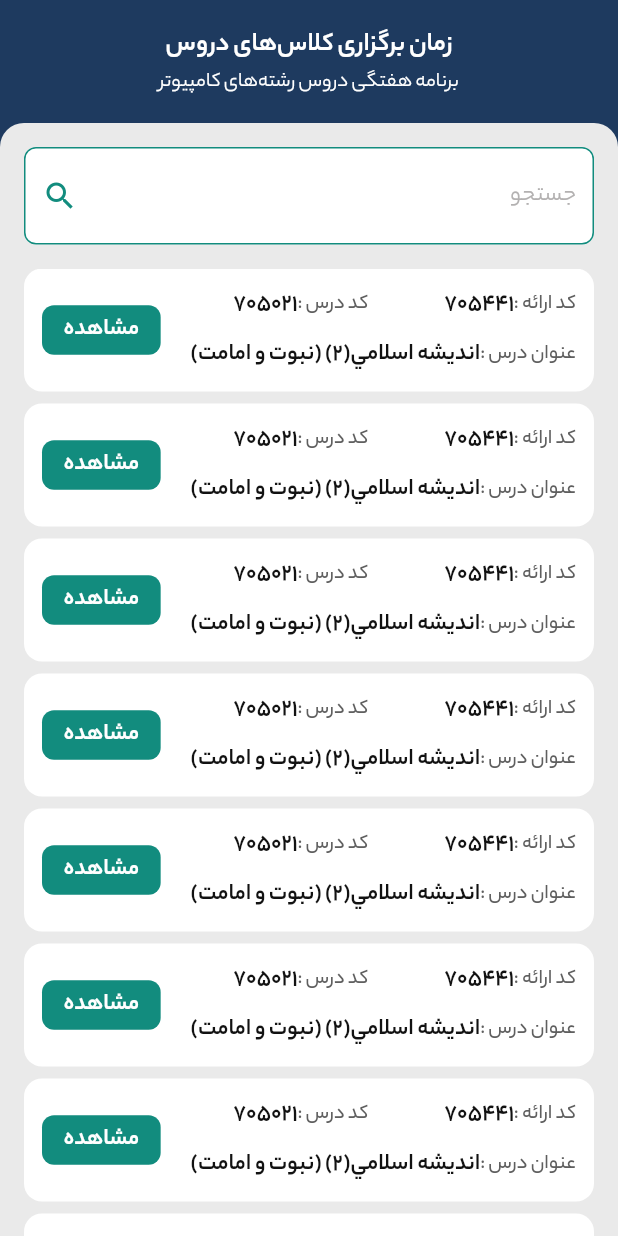
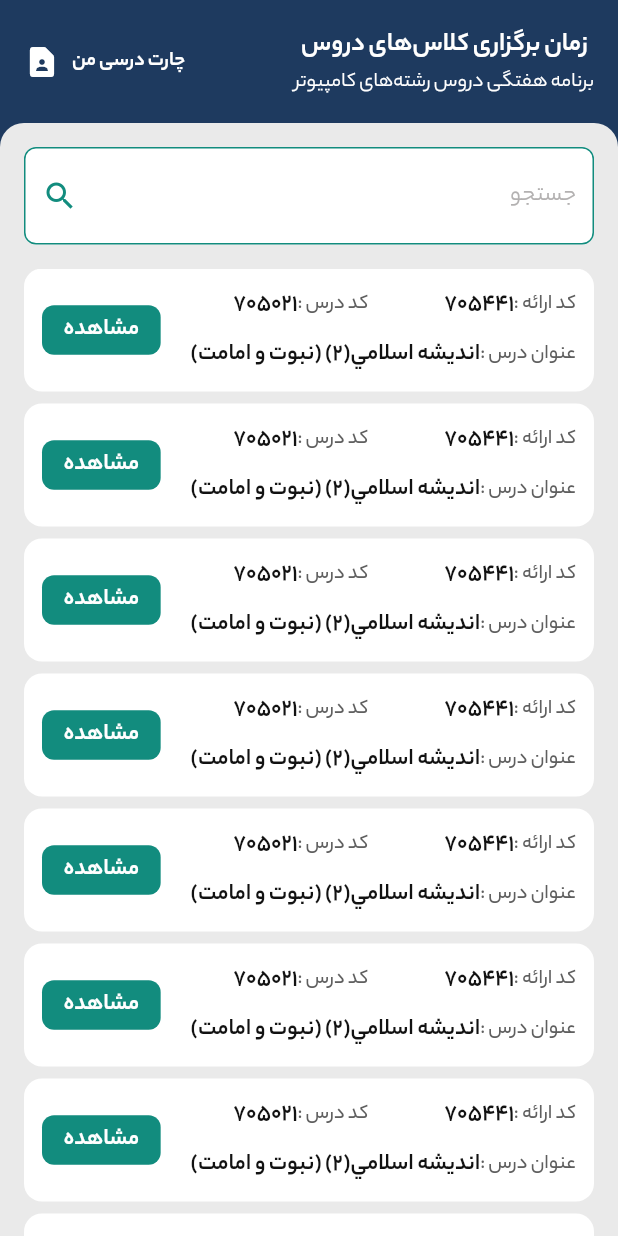
Before and after one commit to HOSEIN8106/mtc, a Flutter app: the LessonChartPage screen opened by its route, on a phone screen of 412 x 824 dp. Run offline on Flutter 3.47's test engine with Material 3 defaults, Android fonts, the phone set to English and light mode, and no system bars; our stand-ins replace get.

Commit message:
feat: create basic of detail lesson chart bottom sheet

```diff
--- a/lib/binding/main_page_binding.dart
+++ b/lib/binding/main_page_binding.dart
@@ -1,5 +1,6 @@
 import 'package:get/get.dart';
 import 'package:mtc/controller/home_page_controller.dart';
+import 'package:mtc/controller/lesson_chart_page_controller.dart';
 import 'package:mtc/controller/main_page_controller.dart';
 import 'package:mtc/controller/splash_page_controller.dart';
 
@@ -12,5 +13,9 @@ class MainPageBinding implements Bindings {
     Get.lazyPut<HomePageController>(() {
       return HomePageController();
     });
+
+    Get.lazyPut<LessonChartPageController>(() {
+      return LessonChartPageController();
+    });
   }
 }
--- a/lib/controller/home_page_controller.dart
+++ b/lib/controller/home_page_controller.dart
@@ -4,6 +4,6 @@ import 'package:mtc/widgets/login_dialog.dart';
 
 class HomePageController extends GetxController {
   void openLoginDialog() {
-    Get.dialog(LoginDialog(), barrierDismissible: false);
+    Get.dialog(LoginDialog());
   }
 }
--- a/lib/pages/lesson_chart_page.dart
+++ b/lib/pages/lesson_chart_page.dart
@@ -1,10 +1,14 @@
 import 'package:flutter/material.dart';
+import 'package:get/get.dart';
+import 'package:mtc/controller/lesson_chart_page_controller.dart';
 import 'package:mtc/mtc_app.dart';
 import 'package:mtc/resource/app_color.dart';
 import 'package:mtc/resource/app_string.dart';
 
 class LessonChartPage extends StatelessWidget {
-  const LessonChartPage({super.key});
+  LessonChartPage({super.key});
+
+  LessonChartPageController controller = Get.find<LessonChartPageController>();
 
   @override
   Widget build(BuildContext context) {
@@ -15,7 +19,10 @@ class LessonChartPage extends StatelessWidget {
           children: [
             Padding(
               padding: EdgeInsets.all(MtcApp.appDimens.mediumSpace),
-              child: Column(
+              child: Row(
+                textDirection: TextDirection.rtl,
+                children: [
+                  Column(
                     textDirection: TextDirection.rtl,
                     crossAxisAlignment: CrossAxisAlignment.center,
                     children: [
@@ -26,7 +33,24 @@ class LessonChartPage extends StatelessWidget {
                         ),
                       ),
                       Center(
-                    child: Text(AppString.weeklyPlanForComputer, style: TextStyle(color: Colors.white, fontSize: MtcApp.appDimens.xRegularFontSize)),
+                        child: Text(
+                          AppString.weeklyPlanForComputer,
+                          style: TextStyle(color: Colors.white, fontSize: MtcApp.appDimens.xRegularFontSize),
+                        ),
+                      ),
+                    ],
+                  ),
+                  Expanded(child: SizedBox()),
+                  Row(
+                    textDirection: TextDirection.rtl,
+                    children: [
+                      Text(
+                        AppString.lessonChartOfMe,
+                        style: TextStyle(color: Colors.white, fontWeight: FontWeight.bold, fontSize: MtcApp.appDimens.xRegularFontSize),
+                      ),
+                      SizedBox(width: MtcApp.appDimens.smallSpace),
+                      Icon(Icons.contact_page_rounded, color: Colors.white),
+                    ],
                   ),
                 ],
               ),
@@ -142,7 +166,7 @@ class LessonChartPage extends StatelessWidget {
                                               ),
                                             ],
                                           ),
-                                          SizedBox(height: MtcApp.appDimens.smallSpace,),
+                                          SizedBox(height: MtcApp.appDimens.smallSpace),
                                           Row(
                                             textDirection: TextDirection.rtl,
                                             children: [
@@ -169,23 +193,35 @@ class LessonChartPage extends StatelessWidget {
                                                 ),
                                               ),
                                             ],
-                                          )
+                                          ),
                                         ],
                                       ),
                                     ),
                                     Expanded(
                                       flex: 2,
+                                      child: GestureDetector(
+                                        onTap: () {
+                                          controller.openDetailLessonChartBottomSheet();
+                                        },
                                         child: Container(
-                                        padding: EdgeInsets.symmetric(horizontal: MtcApp.appDimens.xSmallSpace, vertical: MtcApp.appDimens.tinySpace),
+                                          padding: EdgeInsets.symmetric(
+                                            horizontal: MtcApp.appDimens.xSmallSpace,
+                                            vertical: MtcApp.appDimens.tinySpace,
+                                          ),
                                           decoration: BoxDecoration(
                                             color: AppColor.bGreenColor,
                                             borderRadius: BorderRadius.circular(MtcApp.appDimens.smallSpace),
                                           ),
                                           child: Text(
-                                          "مشاهده",
+                                            AppString.show,
                                             textAlign: TextAlign.center,
                                             textDirection: TextDirection.rtl,
-                                          style: TextStyle(color: Colors.white, fontSize: MtcApp.appDimens.mediumFontSize, fontWeight: FontWeight.bold),
+                                            style: TextStyle(
+                                              color: Colors.white,
+                                              fontSize: MtcApp.appDimens.mediumFontSize,
+                                              fontWeight: FontWeight.bold,
+                                            ),
+                                          ),
                                         ),
                                       ),
                                     ),
--- a/lib/resource/app_string.dart
+++ b/lib/resource/app_string.dart
@@ -16,4 +16,7 @@ class AppString{
   static const String username = "نام کاربری";
   static const String password = "رمز عبور";
   static const String login = "ورود";
+  static const String lessonChartOfMe = "چارت درسی من";
+  static const String detailOfChart = "جزئیات چارت درسی";
+  static const String show = "مشاهده";
 }
```
Also changed, not shown: lib/controller/lesson_chart_page_controller.dart (+17 -1 lines), lib/widgets/detail_lesson_chart_bottom_sheet.dart (added, +146 -0 lines). Lines whose indentation alone changed are shown as unchanged.
